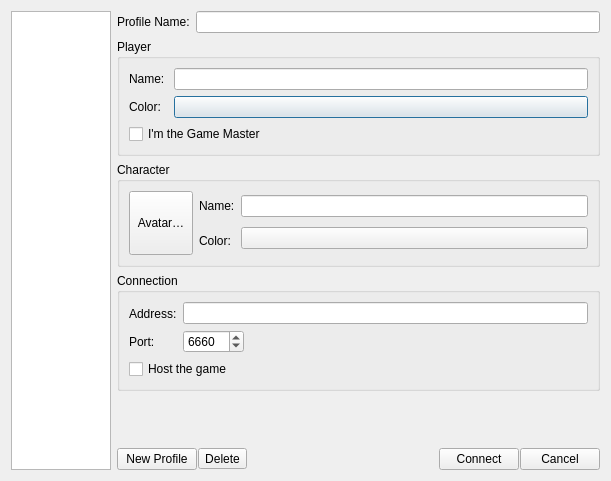
The window that src/network/selectconnectionprofiledialog.ui (Rolisteam/rolisteam) describes before a commit, drawn with Qt 5.
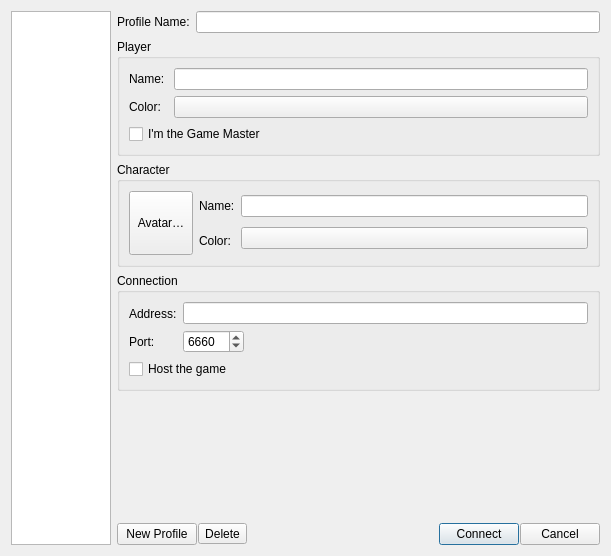
The same window after the commit. Icons and pictures are not drawn. Custom widgets are drawn as their Qt base class.

Commit message: default button is connection

```diff
--- a/src/network/selectconnectionprofiledialog.ui
+++ b/src/network/selectconnectionprofiledialog.ui
@@ -7,7 +7,7 @@
     <x>0</x>
     <y>0</y>
     <width>611</width>
-    <height>481</height>
+    <height>556</height>
    </rect>
   </property>
   <property name="windowTitle">
@@ -275,6 +275,9 @@
           <iconset resource="../../rolisteam.qrc">
            <normaloff>:/resources/icons/add_round.png</normaloff>:/resources/icons/add_round.png</iconset>
          </property>
+         <property name="autoDefault">
+          <bool>false</bool>
+         </property>
         </widget>
        </item>
        <item>
@@ -309,6 +312,9 @@
          <property name="text">
           <string>Connect</string>
          </property>
+         <property name="default">
+          <bool>true</bool>
+         </property>
         </widget>
        </item>
        <item>
```
